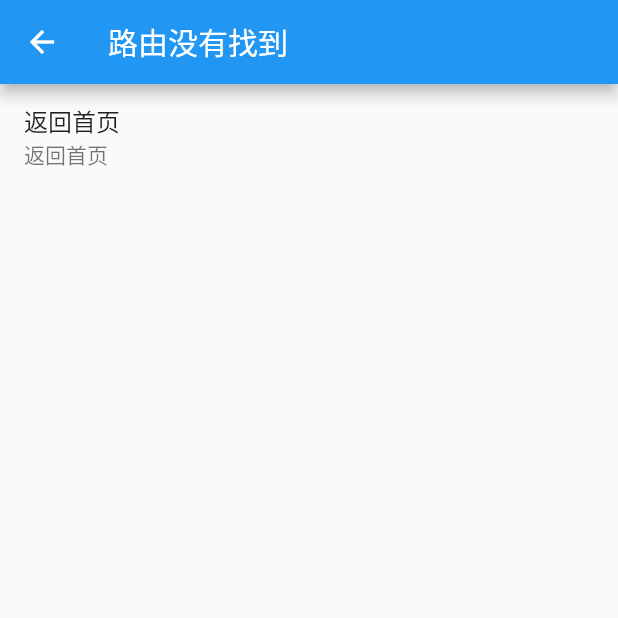
After one commit to nEdAy/flutter-getx-with-null-safety-template, a Flutter app: the UnknownPage screen opened directly, on a phone screen of 412 x 824 dp, the top half of it. The commit adds this screen. Run offline on Flutter 3.47's test engine with Material 2 defaults, Android fonts, the phone set to English and light mode, and no system bars; our stand-ins replace get.

Commit message:
add unknownRoute

```diff
--- a/lib/main.dart
+++ b/lib/main.dart
@@ -25,7 +25,7 @@ class MyApp extends StatelessWidget {
         // counter didn't reset back to zero; the application is not restarted.
         primarySwatch: Colors.blue,
       ),
-      initialRoute: AppPages.INITIAL,
+      initialRoute: AppPages.initial,
       getPages: AppPages.routes,
     );
   }
--- /dev/null
+++ b/lib/pages/unknown/unknown_view.dart
@@ -0,0 +1,22 @@
+import 'package:flutter/material.dart';
+import 'package:get/get.dart';
+
+import '../../routes/app_pages.dart';
+
+class UnknownPage extends StatelessWidget {
+  const UnknownPage({Key? key}) : super(key: key);
+
+  @override
+  Widget build(BuildContext context) {
+    return Scaffold(
+      appBar: AppBar(
+        title: const Text("路由没有找到"),
+      ),
+      body: ListTile(
+        title: const Text("返回首页"),
+        subtitle: const Text('返回首页'),
+        onTap: () => Get.offAllNamed(AppPages.initial),
+      ),
+    );
+  }
+}
--- a/lib/routes/app_pages.dart
+++ b/lib/routes/app_pages.dart
@@ -1,4 +1,5 @@
 import 'package:get/get.dart';
+import 'package:sunac_flutter/pages/unknown/unknown_view.dart';
 
 import '../pages/home/bindings/home_binding.dart';
 import '../pages/home/views/home_view.dart';
@@ -8,13 +9,18 @@ part 'app_routes.dart';
 class AppPages {
   AppPages._();
 
-  static const INITIAL = Routes.HOME;
+  static const initial = Routes.home;
 
   static final routes = [
     GetPage(
-      name: _Paths.HOME,
+      name: _Paths.home,
       page: () => const HomeView(),
       binding: HomeBinding(),
     ),
   ];
+
+  static final unknownRoute = GetPage(
+    name: Routes.notFound,
+    page: () => const UnknownPage(),
+  );
 }
--- a/lib/routes/app_routes.dart
+++ b/lib/routes/app_routes.dart
@@ -3,10 +3,14 @@ part of 'app_pages.dart';
 
 abstract class Routes {
   Routes._();
-  static const HOME = _Paths.HOME;
+
+  static const home = _Paths.home;
+  static const notFound = _Paths.notFound;
 }
 
 abstract class _Paths {
   _Paths._();
-  static const HOME = '/home';
+
+  static const home = '/home';
+  static const notFound = '/unknown';
 }
```
